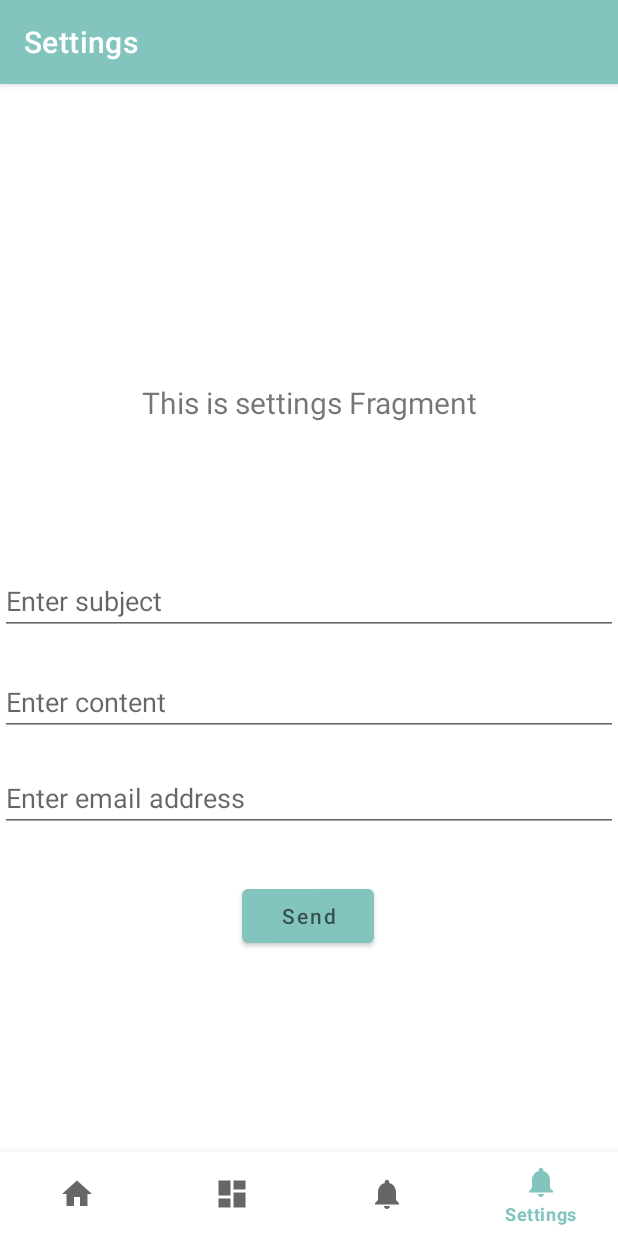
After one commit to nomsf/IF3210-2024-Android-PBI, an Android app: the SettingsFragment screen opened through its navigation route, on a phone screen of 412 x 824 dp. The commit adds this screen. Run offline under Robolectric (Android 15) with nearby library versions, the phone set to English and light mode, and no system bars; our stand-ins replace navigation-ui.

Commit message:
update settings

```diff
--- a/app/build.gradle.kts
+++ b/app/build.gradle.kts
@@ -9,8 +9,8 @@ android {
 
     defaultConfig {
         applicationId = "com.example.myapplication"
-        minSdk = 34
-        targetSdk = 34
+        minSdk = 33
+        targetSdk = 33
         versionCode = 1
         versionName = "1.0"
 
--- a/app/src/main/java/com/example/myapplication/MainActivity.kt
+++ b/app/src/main/java/com/example/myapplication/MainActivity.kt
@@ -1,6 +1,11 @@
 package com.example.myapplication
 
+import android.content.Intent
+import android.net.Uri
 import android.os.Bundle
+import android.view.LayoutInflater
+import android.widget.Button
+import android.widget.EditText
 import com.google.android.material.bottomnavigation.BottomNavigationView
 import androidx.appcompat.app.AppCompatActivity
 import androidx.navigation.findNavController
@@ -26,10 +31,23 @@ class MainActivity : AppCompatActivity() {
         // menu should be considered as top level destinations.
         val appBarConfiguration = AppBarConfiguration(
             setOf(
-                R.id.navigation_home, R.id.navigation_dashboard, R.id.navigation_notifications
+                R.id.navigation_home, R.id.navigation_dashboard, R.id.navigation_notifications, R.id.navigation_settings
             )
         )
+
         setupActionBarWithNavController(navController, appBarConfiguration)
         navView.setupWithNavController(navController)
     }
+
+    private fun composeEmail(addresses: Array<String>, subject: String, content: String) {
+        val intent = Intent(Intent.ACTION_SENDTO).apply {
+            data = Uri.parse("mailto:") // Only email apps handle this.
+            putExtra(Intent.EXTRA_EMAIL, addresses)
+            putExtra(Intent.EXTRA_SUBJECT, subject)
+            putExtra(Intent.EXTRA_TEXT, content)
+        }
+        if (intent.resolveActivity(packageManager) != null) {
+            startActivity(intent)
+        }
+    }
 }
--- /dev/null
+++ b/app/src/main/java/com/example/myapplication/ui/settings/SettingsFragment.kt
@@ -0,0 +1,42 @@
+package com.example.myapplication.ui.settings
+
+import android.os.Bundle
+import android.view.LayoutInflater
+import android.view.View
+import android.view.ViewGroup
+import android.widget.TextView
+import androidx.fragment.app.Fragment
+import androidx.lifecycle.ViewModelProvider
+import com.example.myapplication.databinding.FragmentSettingsBinding
+
+class SettingsFragment : Fragment() {
+
+    private var _binding: FragmentSettingsBinding? = null
+
+    // This property is only valid between onCreateView and
+    // onDestroyView.
+    private val binding get() = _binding!!
+
+    override fun onCreateView(
+        inflater: LayoutInflater,
+        container: ViewGroup?,
+        savedInstanceState: Bundle?
+    ): View {
+        val SettingsViewModel =
+            ViewModelProvider(this).get(SettingsViewModel::class.java)
+
+        _binding = FragmentSettingsBinding.inflate(inflater, container, false)
+        val root: View = binding.root
+
+        val textView: TextView = binding.textSettings
+        SettingsViewModel.text.observe(viewLifecycleOwner) {
+            textView.text = it
+        }
+        return root
+    }
+
+    override fun onDestroyView() {
+        super.onDestroyView()
+        _binding = null
+    }
+}
--- /dev/null
+++ b/app/src/main/java/com/example/myapplication/ui/settings/SettingsViewModel.kt
@@ -0,0 +1,19 @@
+package com.example.myapplication.ui.settings
+
+import android.widget.Button
+import android.widget.EditText
+import androidx.lifecycle.LiveData
+import androidx.lifecycle.MutableLiveData
+import androidx.lifecycle.ViewModel
+import com.example.myapplication.R
+
+class SettingsViewModel : ViewModel() {
+
+    private val _text = MutableLiveData<String>().apply {
+        value = "This is settings Fragment"
+    }
+    val text: LiveData<String> = _text
+
+
+
+}
--- /dev/null
+++ b/app/src/main/res/layout/fragment_settings.xml
@@ -0,0 +1,72 @@
+<?xml version="1.0" encoding="utf-8"?>
+<androidx.constraintlayout.widget.ConstraintLayout xmlns:android="http://schemas.android.com/apk/res/android"
+    xmlns:app="http://schemas.android.com/apk/res-auto"
+    xmlns:tools="http://schemas.android.com/tools"
+    android:layout_width="match_parent"
+    android:layout_height="match_parent"
+    tools:context=".ui.settings.SettingsFragment">
+
+    <TextView
+        android:id="@+id/text_settings"
+        android:layout_width="match_parent"
+        android:layout_height="wrap_content"
+        android:layout_marginStart="8dp"
+        android:layout_marginTop="8dp"
+        android:layout_marginEnd="8dp"
+        android:textAlignment="center"
+        android:textSize="20sp"
+        app:layout_constraintBottom_toBottomOf="parent"
+        app:layout_constraintEnd_toEndOf="parent"
+        app:layout_constraintHorizontal_bias="0.0"
+        app:layout_constraintStart_toStartOf="parent"
+        app:layout_constraintTop_toTopOf="parent"
+        app:layout_constraintVertical_bias="0.199" />
+
+    <EditText
+        android:id="@+id/subject"
+        android:hint="Enter subject"
+        android:layout_width="match_parent"
+        android:layout_height="wrap_content"
+        app:layout_constraintBottom_toBottomOf="parent"
+        app:layout_constraintEnd_toEndOf="parent"
+        app:layout_constraintHorizontal_bias="0.0"
+        app:layout_constraintStart_toStartOf="parent"
+        app:layout_constraintTop_toTopOf="parent"
+        app:layout_constraintVertical_bias="0.399" />
+
+    <EditText
+        android:id="@+id/content"
+        android:hint="Enter content"
+        android:layout_width="match_parent"
+        android:layout_height="wrap_content"
+        app:layout_constraintBottom_toBottomOf="parent"
+        app:layout_constraintEnd_toEndOf="parent"
+        app:layout_constraintHorizontal_bias="1.0"
+        app:layout_constraintStart_toStartOf="parent"
+        app:layout_constraintTop_toTopOf="parent" />
+
+    <EditText
+        android:id="@+id/send_to"
+        android:hint="Enter email address"
+        android:layout_width="match_parent"
+        android:layout_height="wrap_content"
+        app:layout_constraintBottom_toBottomOf="parent"
+        app:layout_constraintEnd_toEndOf="parent"
+        app:layout_constraintHorizontal_bias="1.0"
+        app:layout_constraintStart_toStartOf="parent"
+        app:layout_constraintTop_toTopOf="parent"
+        app:layout_constraintVertical_bias="0.596" />
+
+    <Button
+        android:id="@+id/send"
+        android:layout_width="wrap_content"
+        android:layout_height="wrap_content"
+        android:hint="Send"
+        app:layout_constraintBottom_toBottomOf="parent"
+        app:layout_constraintEnd_toEndOf="parent"
+        app:layout_constraintHorizontal_bias="0.498"
+        app:layout_constraintStart_toStartOf="parent"
+        app:layout_constraintTop_toTopOf="parent"
+        app:layout_constraintVertical_bias="0.715" />
+
+</androidx.constraintlayout.widget.ConstraintLayout>
--- a/app/src/main/res/menu/bottom_nav_menu.xml
+++ b/app/src/main/res/menu/bottom_nav_menu.xml
@@ -16,4 +16,9 @@
         android:icon="@drawable/ic_notifications_black_24dp"
         android:title="@string/title_notifications" />
 
+    <item
+        android:id="@+id/navigation_settings"
+        android:icon="@drawable/ic_notifications_black_24dp"
+        android:title="@string/title_settings" />
+
 </menu>
--- a/app/src/main/res/navigation/mobile_navigation.xml
+++ b/app/src/main/res/navigation/mobile_navigation.xml
@@ -20,6 +20,12 @@
     <fragment
         android:id="@+id/navigation_notifications"
         android:name="com.example.myapplication.ui.notifications.NotificationsFragment"
-        android:label="@string/title_notifications"
+        android:label="Notifications"
         tools:layout="@layout/fragment_notifications" />
+
+    <fragment
+        android:id="@+id/navigation_settings"
+        android:name="com.example.myapplication.ui.settings.SettingsFragment"
+        android:label="Settings"
+        tools:layout="@layout/fragment_settings" />
 </navigation>
--- a/app/src/main/res/values/strings.xml
+++ b/app/src/main/res/values/strings.xml
@@ -3,6 +3,7 @@
     <string name="title_home">Home</string>
     <string name="title_dashboard">Dashboard</string>
     <string name="title_notifications">Notifications</string>
+    <string name="title_settings">Settings</string>
     <string name="title_activity_login">Login</string>
     <string name="email_hint">Email</string>
     <string name="password_hint">Password</string>
--- a/gradle/libs.versions.toml
+++ b/gradle/libs.versions.toml
@@ -1,5 +1,5 @@
 [versions]
-agp = "8.3.0"
+agp = "8.3.1"
 kotlin = "1.9.0"
 coreKtx = "1.12.0"
 junit = "4.13.2"
```
